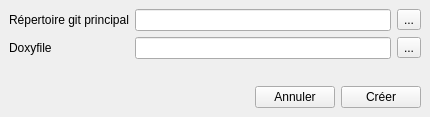
First picture: the form in projects/ProjectManager/newproject.ui, repository darkFrancis/ProjectManager, before the edit.
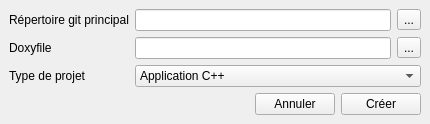
Second picture: the form after the edit.

Patch:
```diff
--- a/projects/ProjectManager/newproject.ui
+++ b/projects/ProjectManager/newproject.ui
@@ -86,6 +86,32 @@
         </property>
        </widget>
       </item>
+      <item row="2" column="0">
+       <widget class="QLabel" name="label_projectType">
+        <property name="text">
+         <string>Type de projet</string>
+        </property>
+       </widget>
+      </item>
+      <item row="2" column="1">
+       <widget class="QComboBox" name="comboBox_projectType">
+        <item>
+         <property name="text">
+          <string>Application C++</string>
+         </property>
+        </item>
+        <item>
+         <property name="text">
+          <string>Librairie statique C++</string>
+         </property>
+        </item>
+        <item>
+         <property name="text">
+          <string>Librairie Dynamique C++</string>
+         </property>
+        </item>
+       </widget>
+      </item>
      </layout>
     </item>
    </layout>
```
